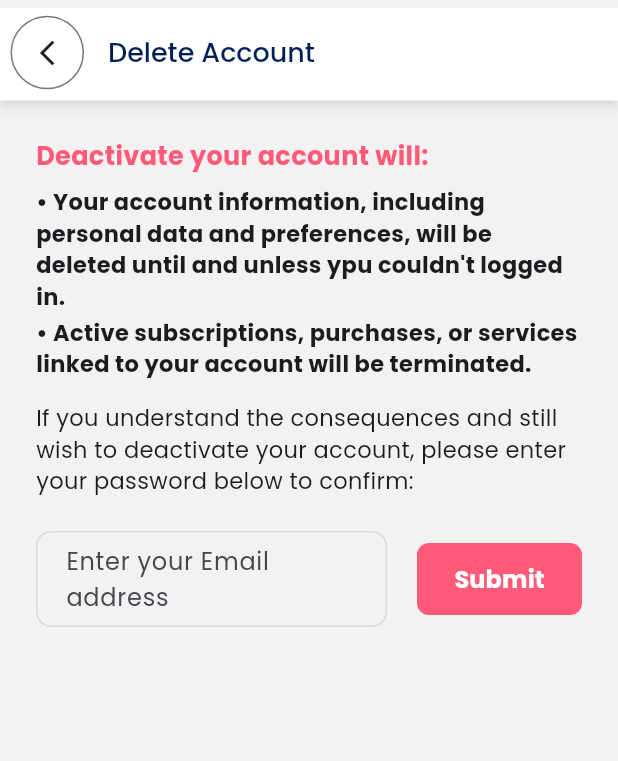
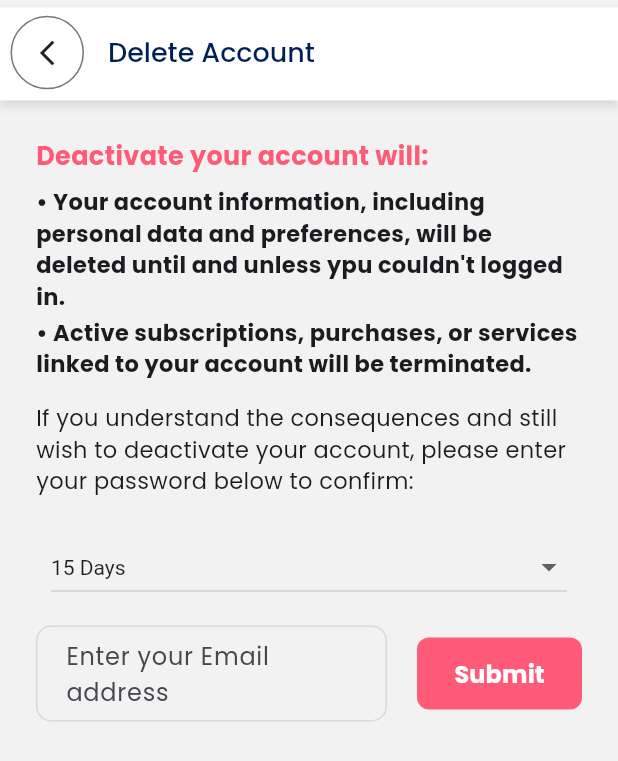
Before and after one commit to BhaviniJain23/meety_flutter_app_latest, a Flutter app: the DeleteAccountScreen screen opened directly, on a phone screen of 412 x 824 dp. Shown: the top 761 px of the screen. Run offline on Flutter 3.47's test engine with Material 3 defaults, Android fonts, the phone set to English and light mode, and no system bars; our stand-ins replace cached_network_image, camera, carousel_slider, chips_choice, connectivity_plus, contacts_service and 51 more; missing offline and left inert: action_broadcast, another_transformer_page_view, encrypt, flutter_facebook_auth, flutter_html_table, flutter_stripe and 8 more; accounts and stored records are empty; statements that could not run were skipped.

Commit message:
deactivate days, report array string and update import statements

```diff
--- a/lib/constants/ui_strings.dart
+++ b/lib/constants/ui_strings.dart
@@ -209,7 +209,8 @@ class UiString {
   static const addPhotosSubCaption =
       'To get more match, pick your best photos. Make sure you are clearly visible and add at least 1 photos to continue.';
   static const basicSubCaption = 'Describe about your best';
-  static const editPhotoSubCaption = "You can change the position of images with simply dragging them.";
+  static const editPhotoSubCaption =
+      "You can change the position of images with simply dragging them.";
   static const enableLocation =
       'will allows you to see who is nearby in real-time, which can facilitate spontaneous meetups & interactions.';
   static const enableLocationSubCaption = 'Enable Location';
@@ -325,8 +326,7 @@ class UiString {
   static const notSureChild = 'Not sure yet';
   static const startingAFamily = 'Starting a Family';
   static const alreadyAParent = 'Already a Parent';
-  static const childFreeByChoice =
-      'Child-Free by Choice';
+  static const childFreeByChoice = 'Child-Free by Choice';
   static const blendedFamily =
       'Blended Family: Part of a blended family with stepchildren or shared custody. (I have children & want more)';
   static const petParent = 'Pet Parent';
@@ -472,6 +472,8 @@ class UiString {
   static String deleteYourCardDetails =
       "You'll be able to delete your card details at any time form your settings.";
 
+  static String days = "Days";
+
   static Future<Map<String, dynamic>> fixFailResponse(
       {String? errorMsg}) async {
     return {successText: false, messageText: errorMsg ?? error};
--- a/lib/data/end_points.dart
+++ b/lib/data/end_points.dart
@@ -6,7 +6,7 @@ class EndPoints {
   //static const Live_URL = "http://vps.socialbull.co:3001/api/v1";
   // static const Live_URL = "http://104.237.3.96:3001/api/v1";
   // static const Live_URL = "https://api1.meety.in/api/v1";
-  static const Live_URL = "https://api.meety.in/api/v1";
+  static const Live_URL = "https://api1.meety.in/api/v1";
 
   //static const Live_URL = "http://192.168.0.141:3000/api/v1";
   static const LOGIN_API = "$Live_URL/login";
--- a/lib/data/repository/user_repo.dart
+++ b/lib/data/repository/user_repo.dart
@@ -1,13 +1,12 @@
 import 'dart:developer';
-
 import 'package:dartz/dartz.dart';
 import 'package:dio/dio.dart';
 import 'package:flutter/foundation.dart';
-import 'package:meety_dating_app/constants/constants.dart';
-import 'package:meety_dating_app/constants/ui_strings.dart';
-import 'package:meety_dating_app/data/end_points.dart';
-import 'package:meety_dating_app/data/network/api_helper.dart';
-import 'package:meety_dating_app/services/singleton_locator.dart';
+import '../../constants/constants.dart';
+import '../../constants/ui_strings.dart';
+import '../../services/singleton_locator.dart';
+import '../end_points.dart';
+import '../network/api_helper.dart';
 
 class UserRepository {
   Future<Map<String, dynamic>> updateProfile(
@@ -437,12 +436,12 @@ class UserRepository {
   }
 
   Future<Map<String, dynamic>> deactivateAccount(
-      {String? password, String? email}) async {
+      {String? password, String? email, String? days}) async {
     try {
       Either<String, Response?> response =
           await sl<ApiHelper>().postCallWithoutHeader(
         api: EndPoints.DELETE_ACCOUNT_API,
-        data: {'delete_status': Constants.deactivate},
+        data: {'delete_status': Constants.deactivate, "days": days},
       );
       return response.fold((l) {
         return UiString.fixFailResponse(errorMsg: l);
--- a/lib/screens/home/tabs/profile/setting/delete_account.dart
+++ b/lib/screens/home/tabs/profile/setting/delete_account.dart
@@ -1,16 +1,16 @@
 import 'package:flutter/material.dart';
-import 'package:meety_dating_app/constants/colors.dart';
-import 'package:meety_dating_app/constants/constants.dart';
-import 'package:meety_dating_app/constants/ui_strings.dart';
-import 'package:meety_dating_app/data/repository/user_repo.dart';
-import 'package:meety_dating_app/models/user.dart';
-import 'package:meety_dating_app/screens/auth/widgets/texfields.dart';
-import 'package:meety_dating_app/services/shared_pref_manager.dart';
-import 'package:meety_dating_app/services/singleton_locator.dart';
-import 'package:meety_dating_app/widgets/core/alerts.dart';
-import 'package:meety_dating_app/widgets/core/appbars.dart';
-import 'package:meety_dating_app/widgets/core/buttons.dart';
-import 'package:meety_dating_app/widgets/utils/extensions.dart';
+import '../../../../../widgets/utils/extensions.dart';
+import '../../../../../constants/colors.dart';
+import '../../../../../constants/constants.dart';
+import '../../../../../constants/ui_strings.dart';
+import '../../../../../data/repository/user_repo.dart';
+import '../../../../../models/user.dart';
+import '../../../../../services/shared_pref_manager.dart';
+import '../../../../../services/singleton_locator.dart';
+import '../../../../../widgets/core/alerts.dart';
+import '../../../../../widgets/core/appbars.dart';
+import '../../../../../widgets/core/buttons.dart';
+import '../../../../auth/widgets/texfields.dart';
 
 class DeleteAccountScreen extends StatefulWidget {
   final bool isDeactivate;
@@ -26,6 +26,15 @@ class _DeleteAccountScreenState extends State<DeleteAccountScreen> {
   final TextEditingController _email = TextEditingController();
   final TextEditingController _password = TextEditingController();
   ValueNotifier<int> isVerify = ValueNotifier(-1);
+  static List<String> deactivateDaysList = [
+    "15 ${UiString.days}",
+    "20 ${UiString.days}",
+    "25 ${UiString.days}",
+    "30 ${UiString.days}",
+    "50 ${UiString.days}",
+    "100 ${UiString.days}",
+  ];
+  ValueNotifier<String> selectedDays = ValueNotifier(deactivateDaysList[0]);
 
   @override
   void initState() {
@@ -35,6 +44,7 @@ class _DeleteAccountScreenState extends State<DeleteAccountScreen> {
 
   @override
   Widget build(BuildContext context) {
+    Size size = MediaQuery.of(context).size;
     return Scaffold(
       backgroundColor: whitesmoke,
       appBar: const AppBarX(
@@ -103,8 +113,7 @@ class _DeleteAccountScreenState extends State<DeleteAccountScreen> {
                     return Column(
                       crossAxisAlignment: CrossAxisAlignment.start,
                       children: [
-                        if(!widget.isDeactivate)...[
-
+                        if (!widget.isDeactivate) ...[
                           const Text(
                             'To delete account, enter below detail:',
                             style: TextStyle(
@@ -112,10 +121,42 @@ class _DeleteAccountScreenState extends State<DeleteAccountScreen> {
                             ),
                           ),
                         ],
-
                         const SizedBox(
                           height: 15,
                         ),
+                        if (widget.isDeactivate) ...[
+                          ValueListenableBuilder<String>(
+                            valueListenable: selectedDays,
+                            builder: (context, value, child) {
+                              return Padding(
+                                padding: EdgeInsets.symmetric(horizontal: 10),
+                                child: DropdownButton<String>(
+                                  hint: const Text(
+                                      "Select user who paid the bill"),
+                                  value: selectedDays.value,
+                                  isExpanded: true,
+                                  style: const TextStyle(color: black),
+                                  onChanged: (String? newValue) {
+                                    if (newValue != null) {
+                                      selectedDays.value = newValue;
+                                    }
+                                  },
+                                  items: deactivateDaysList
+                                      .map<DropdownMenuItem<String>>(
+                                          (String value) {
+                                    return DropdownMenuItem<String>(
+                                      value: value,
+                                      child: Text(value),
+                                    );
+                                  }).toList(),
+                                ),
+                              );
+                            },
+                          ),
+                          SizedBox(
+                            height: 15,
+                          )
+                        ],
                         Row(
                           children: [
                             if (loginUser!.loginType.toString() ==
@@ -188,21 +229,18 @@ class _DeleteAccountScreenState extends State<DeleteAccountScreen> {
         });
   }
 
-
   void showDeactivateAccount() {
     AlertService.showAlertMessageWithTwoBtn(
         context: context,
         alertTitle: "Are you sure you want to deactivate your account?",
         alertMsg:
-        "Your account information, including personal data and preferences, will be deleted until and unless ypu couldn't logged in.\n",
+            "Your account information, including personal data and preferences, will be deleted until and unless ypu couldn't logged in.\n",
         positiveText: "Deactivate",
         negativeText: "Cancel",
         yesTap: () {
           deleteAccount(context);
         });
   }
-
-
 
   Future<void> verifyUser(BuildContext context) async {
     try {
@@ -234,9 +272,10 @@ class _DeleteAccountScreenState extends State<DeleteAccountScreen> {
   Future<void> deleteAccount(BuildContext context) async {
     try {
       Map<String, dynamic> apiResponse = {};
-      if(widget.isDeactivate){
-        apiResponse = await UserRepository().deactivateAccount();
-      }else{
+      if (widget.isDeactivate) {
+        apiResponse =
+            await UserRepository().deactivateAccount(days: selectedDays.value);
+      } else {
         apiResponse = await UserRepository().deleteAccount();
       }
       if (apiResponse[UiString.successText]) {
```
Also changed, not shown: lib/config/routes.dart (+21 -21 lines), lib/constants/utils.dart (+48 -29 lines), lib/data/repository/login_repo.dart (+11 -11 lines), lib/providers/login_user_provider.dart (+9 -8 lines), lib/screens/home/tabs/profile/profile_tab.dart (+27 -29 lines).
